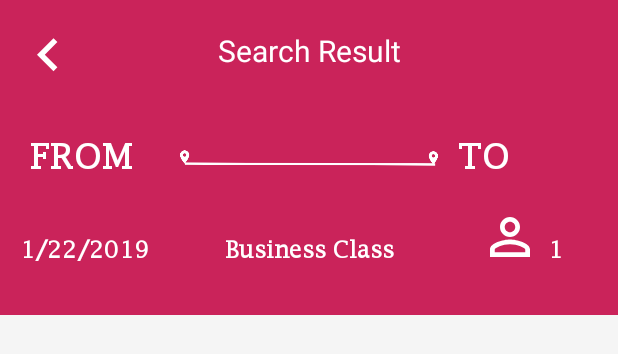
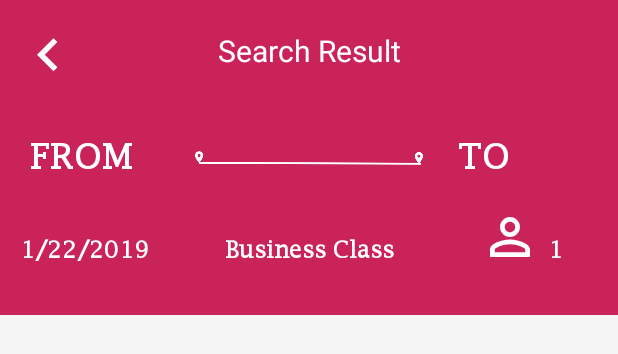
Before and after one commit to AbdulalimLadan/EticketT, an Android app: the layout activity_result.xml on its own in the app's theme, with its tools: preview values and no code run, on a phone screen of 412 x 824 dp. Shown: the top 354 px of the screen. Run offline under Robolectric (Android 15) with nearby library versions, the phone set to English and light mode, and no system bars.

Commit message:
third commit

```diff
--- a/app/src/main/res/layout/activity_result.xml
+++ b/app/src/main/res/layout/activity_result.xml
@@ -50,7 +50,7 @@
             android:layout_marginTop="20dp"
             android:src="@drawable/line"
             android:id="@+id/lines"
-            android:layout_marginHorizontal="120dp"
+            android:layout_marginHorizontal="130dp"
             />
         <TextView
             android:layout_width="wrap_content"
```
